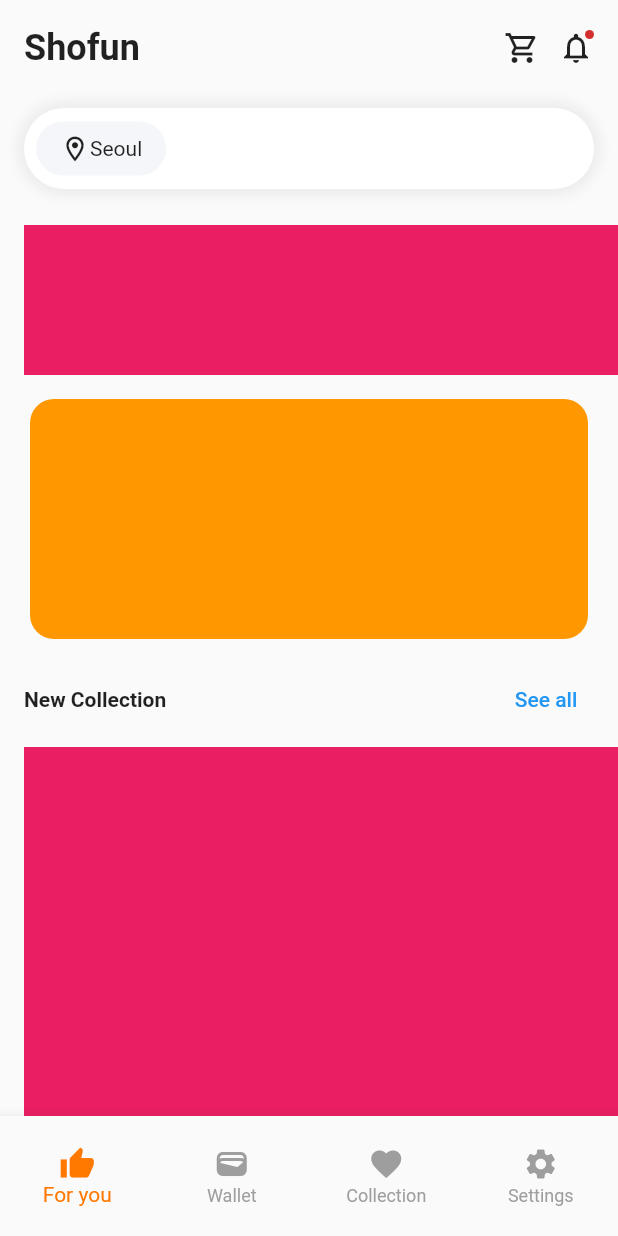
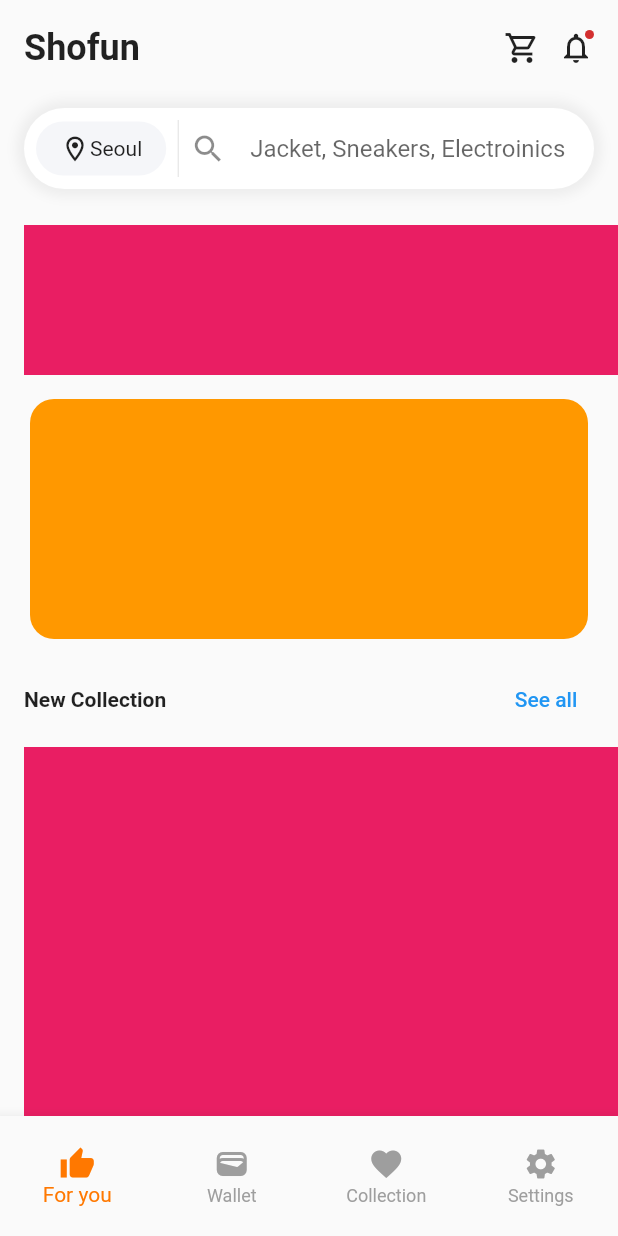
Before and after one commit to JAICHANGPARK/flutter_notebook_chapter_24, a Flutter app: the EcommerceMainPage screen opened directly, on a phone screen of 412 x 824 dp. Run offline on Flutter 3.47's test engine with Material 2 defaults, Android fonts, the phone set to English and light mode, and no system bars; our stand-ins replace flutter_riverpod, freezed_annotation, ionicons, percent_indicator; missing offline and left inert: crypto_font_icons; network calls fail.

Commit message:
Update ecommerce_home_widget.dart

```diff
--- a/lib/ep1383_ecommerce_app/view/ecommerce_home_widget.dart
+++ b/lib/ep1383_ecommerce_app/view/ecommerce_home_widget.dart
@@ -70,7 +70,17 @@ class _EcommerceHomeWidgetState extends State<EcommerceHomeWidget> {
                     Text("Seoul"),
                   ],
                 ),
-              )
+              ),
+              VerticalDivider(),
+              Expanded(
+                child: TextField(
+                  decoration: InputDecoration(
+                    icon: Icon(Icons.search),
+                    hintText: "Jacket, Sneakers, Electroinics",
+                    border: InputBorder.none,
+                  ),
+                ),
+              ),
             ],
           ),
         ),
```
